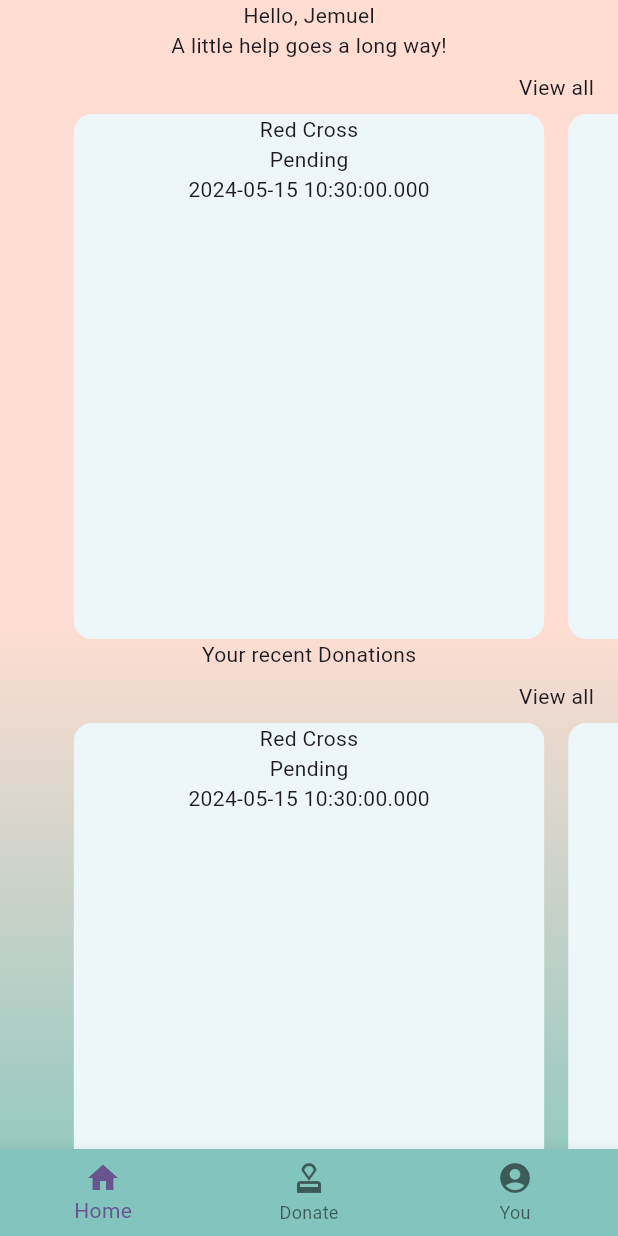
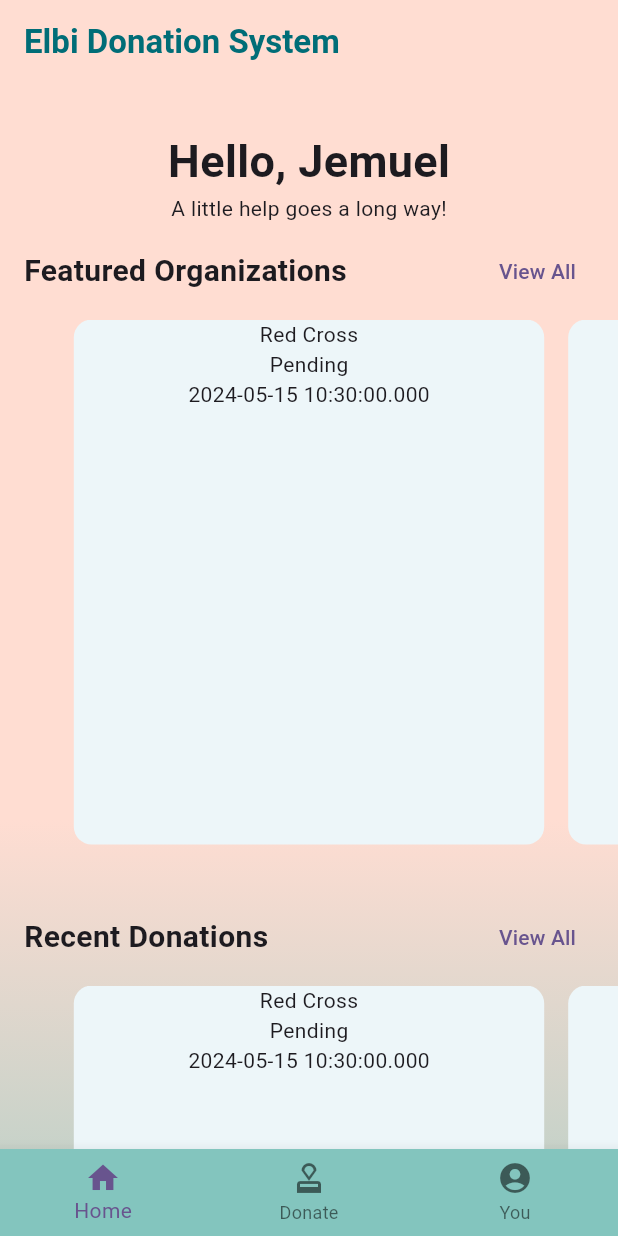
Before and after one commit to juatco-jemu/cmsc-23-project, a Flutter app: the screen it shows after launch, on a phone screen of 412 x 824 dp. Run offline on Flutter 3.47's test engine with Material 3 defaults, Android fonts, the phone set to English and light mode, and no system bars; drawn by our look-alikes of carousel_slider.

Commit message:
feat: initial draft of donor homepage

```diff
--- a/lib/pages/donor/home.dart
+++ b/lib/pages/donor/home.dart
@@ -1,6 +1,8 @@
 import 'package:carousel_slider/carousel_slider.dart';
+import 'package:donation_system/components/appbar.dart';
 import 'package:donation_system/mock/mock_donor.dart';
 import 'package:donation_system/model/model_user.dart';
+import 'package:donation_system/pages/org_list.dart';
 import 'package:donation_system/theme/widget_designs.dart';
 import 'package:flutter/material.dart';
 
@@ -16,29 +18,47 @@
 
   @override
   Widget build(BuildContext context) {
-    return SingleChildScrollView(
+    return Scaffold(
+      appBar: const CustomAppBar(title: 'Elbi Donation System'),
+      body: SingleChildScrollView(
         child: Container(
             decoration: CustomWidgetDesigns.gradientBackground(),
             child: Column(
               children: [
-              Text("Hello, ${donor.name}"),
-              const Text("A little help goes a long way!"),
-              viewAll,
+                spacer,
+                header,
+                subHeader("Featured Organizations"),
                 carouselSlider,
-              const Text("Your recent Donations"),
-              viewAll,
+                spacer,
+                subHeader("Recent Donations"),
                 carouselSlider,
+                spacer,
               ],
             )),
+      ),
     );
   }
 
-  Widget get viewAll => const Padding(
-        padding: EdgeInsets.symmetric(vertical: 8.0, horizontal: 16.0),
+  Widget get header => Column(
+        children: [
+          Text("Hello, ${donor.name}",
+              style: const TextStyle(fontSize: 30, fontWeight: FontWeight.bold)),
+          const Text("A little help goes a long way!"),
+        ],
+      );
+
+  Widget subHeader(title) => Padding(
+        padding: const EdgeInsets.symmetric(vertical: 8.0, horizontal: 16.0),
         child: Row(
-          mainAxisAlignment: MainAxisAlignment.end,
+          mainAxisAlignment: MainAxisAlignment.spaceBetween,
           children: [
-            Text("View all"),
+            Text(title, style: const TextStyle(fontSize: 20, fontWeight: FontWeight.bold)),
+            TextButton(
+                onPressed: () {
+                  Navigator.push(
+                      context, MaterialPageRoute(builder: (context) => const DonationList()));
+                },
+                child: const Text("View All")),
           ],
         ),
       );
@@ -64,4 +84,6 @@
         enableInfiniteScroll: false,
         scrollDirection: Axis.horizontal,
       ));
+
+  Widget get spacer => const SizedBox(height: 30);
 }
```
Lines whose indentation alone changed are shown as unchanged.
